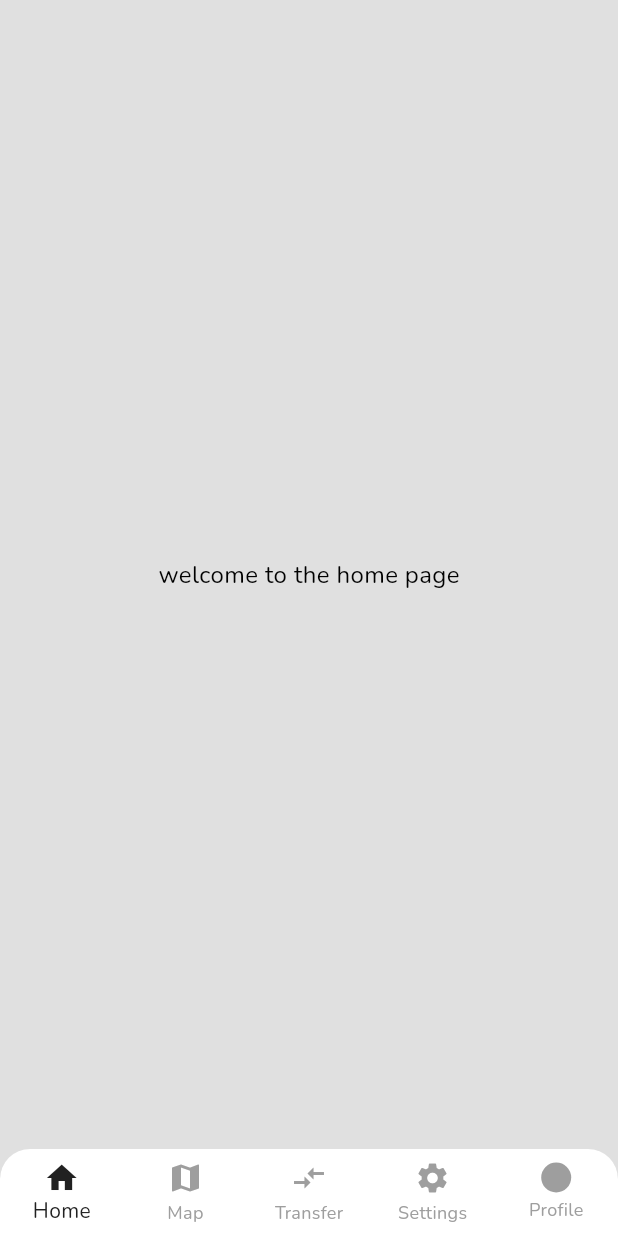
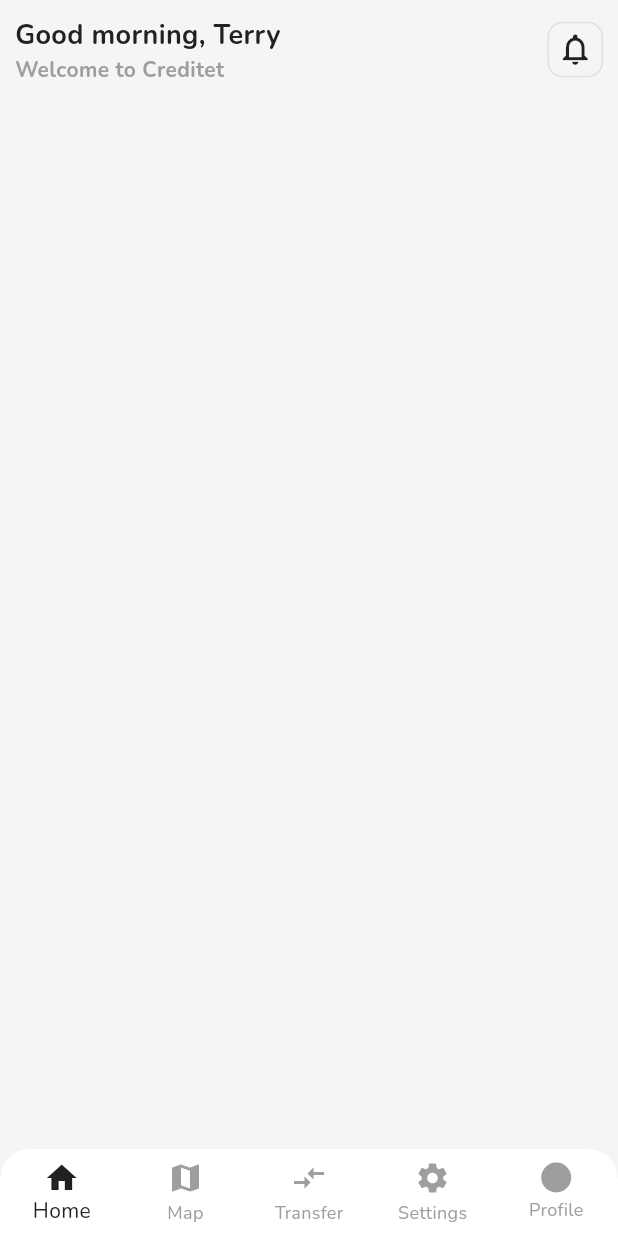
Before and after one commit to Grld-Andy/Banking-Mobile, a Flutter app: the screen it shows after launch, on a phone screen of 412 x 824 dp. Run offline on Flutter 3.47's test engine with Material 3 defaults, Android fonts, the phone set to English and light mode, and no system bars.

Commit message:
create salutation container

```diff
--- a/lib/features/main/presentation/homepage.dart
+++ b/lib/features/main/presentation/homepage.dart
@@ -5,8 +5,64 @@ class Homepage extends StatelessWidget {
 
   @override
   Widget build(BuildContext context) {
-    return Center(
-      child: Text("welcome to the home page"),
+    return Column(
+      children: [
+        // Salutations
+        Row(
+          mainAxisAlignment: MainAxisAlignment.spaceBetween,
+          children: [
+            Column(
+              crossAxisAlignment: CrossAxisAlignment.start,
+              children: [
+                Text(
+                  "Good morning, Terry",
+                  style: TextStyle(
+                    color: Theme.of(context).colorScheme.inversePrimary,
+                    fontWeight: FontWeight.bold,
+                    fontSize: Theme.of(context).textTheme.bodyLarge?.fontSize
+                  ),
+                ),
+                Text(
+                  "Welcome to Creditet",
+                  style: TextStyle(
+                    color: Theme.of(context).colorScheme.primary,
+                    fontWeight: FontWeight.bold,
+                    fontSize: Theme.of(context).textTheme.bodySmall?.fontSize
+                  ),
+                ),
+              ],
+            ),
+            GestureDetector(
+              child: Container(
+                padding: EdgeInsets.all(5),
+                decoration: BoxDecoration(
+                  border: Border.all(width: 1, color: Theme.of(context).colorScheme.secondary),
+                  borderRadius: BorderRadius.circular(10),
+                ),
+                child: Icon(Icons.notifications_none_outlined, size: 25,)
+              ),
+            )
+          ],
+        ),
+
+        // Check balance
+        // Container(
+        //   child: Column(
+        //     children: [
+        //       Text("Your balance"),
+        //       Row(
+        //         children: [
+        //           Text("Ghc 5,000.00"),
+        //           Icon(Icons.remove_red_eye)
+        //         ],
+        //       )
+        //     ],
+        //   )
+        // ),
+        // Container(),
+        // Container(),
+        // Container(),
+      ],
     );
   }
 }
--- a/lib/features/main/presentation/mainpage.dart
+++ b/lib/features/main/presentation/mainpage.dart
@@ -55,6 +55,8 @@ class _MainpageState extends State<Mainpage> {
   Widget build(BuildContext context) {
     return Scaffold(
       body: SafeArea(
+        child: Padding(
+          padding: const EdgeInsets.all(10.0),
           child: PageView(
             controller: _pageController,
             children: [
@@ -64,6 +66,7 @@ class _MainpageState extends State<Mainpage> {
               Settingspage(),
               Profilepage()
             ],
+          ),
         ),
       ),
       bottomNavigationBar: ClipRRect(
--- a/lib/themes/light_mode.dart
+++ b/lib/themes/light_mode.dart
@@ -10,9 +10,9 @@ ThemeData lightMode = ThemeData(
   textTheme: textTheme,
   colorScheme: ColorScheme.light(
     primary: Colors.grey.shade500,
-    secondary: Colors.grey.shade200,
+    secondary: Colors.grey.shade300,
     tertiary: Colors.white,
     inversePrimary: Colors.grey.shade900,
   ),
-  scaffoldBackgroundColor: Colors.grey.shade300
+  scaffoldBackgroundColor: Colors.grey.shade100
 );
--- a/pubspec.yaml
+++ b/pubspec.yaml
@@ -71,7 +71,6 @@ flutter:
   # in this "flutter" section. Each entry in this list should have a
   # "family" key with the font family name, and a "fonts" key with a
   # list giving the asset and other descriptors for the font. For
-  example:
   fonts:
     - family: VendSan
       fonts:
```
Lines whose indentation alone changed are shown as unchanged.
